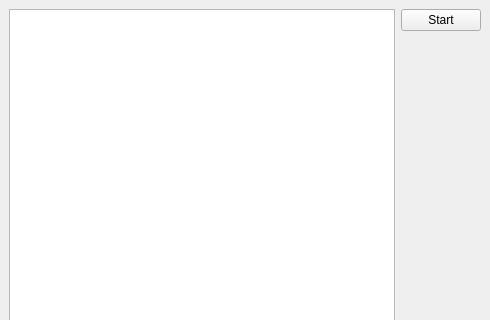
The window that ui/fitdisplay.ui (jonasstein/clip) describes before a commit, drawn with Qt 5; both pictures show x 0 to 490 and y 0 to 320 of the 490 by 485 pixel window.
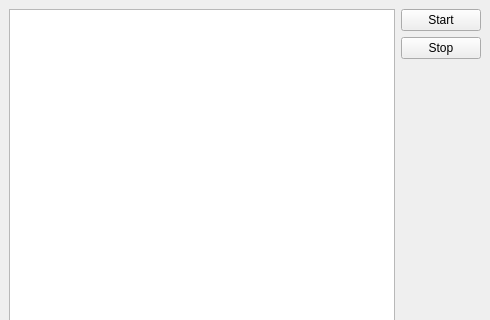
The same window after the commit.

Commit message: Refinement starting but stop not working

What changed in the file:
```diff
--- a/ui/fitdisplay.ui
+++ b/ui/fitdisplay.ui
@@ -15,7 +15,7 @@
   </property>
   <widget class="QWidget" name="centralwidget">
    <layout class="QGridLayout" name="gridLayout">
-    <item row="0" column="0" rowspan="2">
+    <item row="0" column="0" rowspan="3">
      <widget class="QTreeView" name="parameterView">
       <property name="editTriggers">
        <set>QAbstractItemView::NoEditTriggers</set>
@@ -38,7 +38,7 @@
       </property>
      </widget>
     </item>
-    <item row="1" column="1">
+    <item row="2" column="1">
      <spacer name="verticalSpacer">
       <property name="orientation">
        <enum>Qt::Vertical</enum>
@@ -51,6 +51,13 @@
       </property>
      </spacer>
     </item>
+    <item row="1" column="1">
+     <widget class="QPushButton" name="stopFit">
+      <property name="text">
+       <string>Stop</string>
+      </property>
+     </widget>
+    </item>
    </layout>
   </widget>
  </widget>
```
The commit also changes 10 other files.
